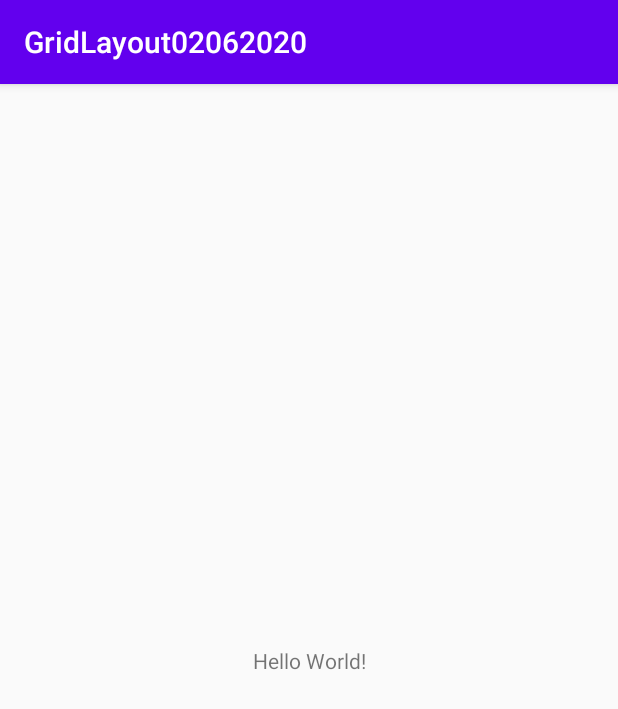
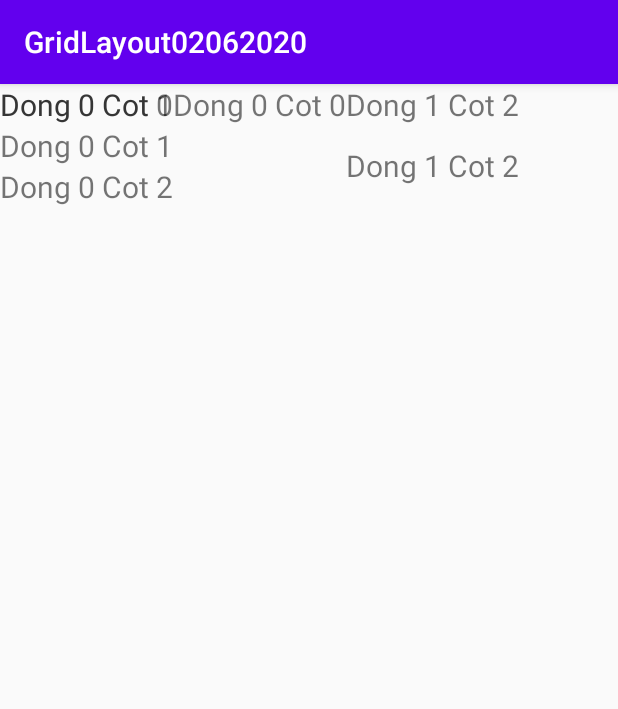
Before and after one commit to tanphat171/GridLayout02062020, an Android app: the screen it shows after launch (MainActivity), on a phone screen of 412 x 824 dp. Shown: the top 709 px of the screen. Run offline under Robolectric (Android 15) with nearby library versions, the phone set to English and light mode, and no system bars.

Commit message:
GridLayout1

```diff
--- a/app/src/main/res/layout/activity_main.xml
+++ b/app/src/main/res/layout/activity_main.xml
@@ -1,18 +1,54 @@
 <?xml version="1.0" encoding="utf-8"?>
-<androidx.constraintlayout.widget.ConstraintLayout xmlns:android="http://schemas.android.com/apk/res/android"
+<GridLayout xmlns:android="http://schemas.android.com/apk/res/android"
     xmlns:app="http://schemas.android.com/apk/res-auto"
     xmlns:tools="http://schemas.android.com/tools"
     android:layout_width="match_parent"
     android:layout_height="match_parent"
+    android:columnCount="10"
+    android:rowCount="10"
     tools:context=".MainActivity">
 
     <TextView
-        android:layout_width="wrap_content"
-        android:layout_height="wrap_content"
-        android:text="Hello World!"
-        app:layout_constraintBottom_toBottomOf="parent"
-        app:layout_constraintLeft_toLeftOf="parent"
-        app:layout_constraintRight_toRightOf="parent"
-        app:layout_constraintTop_toTopOf="parent" />
+        android:textSize="20sp"
+        android:layout_column="0"
+        android:layout_row="0"
+        android:text="Dong 0 Cot 0" />
+    <TextView
+        android:textSize="20sp"
+        android:layout_column="1"
+        android:layout_row="0"
+        android:text="Dong 0 Cot 0" />
+    <TextView
+        android:textSize="20sp"
+        android:layout_column="0"
+        android:layout_row="0"
+        android:text="Dong 0 Cot 1" />
+    <TextView
 
-</androidx.constraintlayout.widget.ConstraintLayout>
+        android:textSize="20sp"
+        android:layout_column="2"
+        android:layout_row="0"
+        android:text="Dong 1 Cot 2" />
+    <TextView
+        android:textSize="20sp"
+        android:layout_columnWeight="1"
+        android:layout_columnSpan="2"
+        android:layout_column="0"
+        android:layout_row="1"
+        android:text="Dong 0 Cot 1" />
+    <TextView
+        android:textSize="20sp"
+        android:layout_column="0"
+        android:layout_row="2"
+        android:text="Dong 0 Cot 2" />
+    <TextView
+        android:layout_gravity="center"
+        android:layout_rowSpan="2"
+        android:textSize="20sp"
+        android:layout_column="2"
+        android:layout_row="1"
+        android:text="Dong 1 Cot 2" />
+
+
+
+</GridLayout>
```
